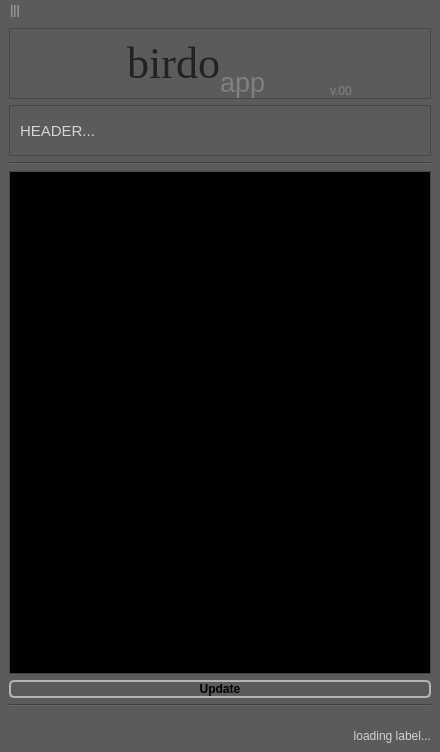
The window that gui/main.ui (otmbneto/BirdoApp) describes before a commit, drawn with Qt 5.
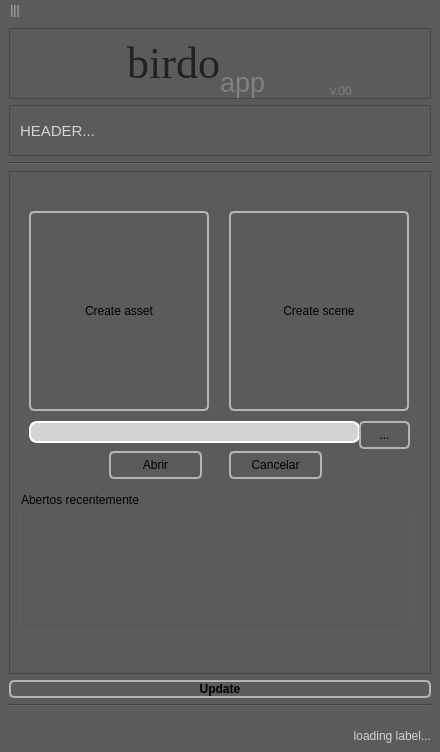
The same window after the commit.

Commit message: Added the standalone logic and panel

Diff of the .ui file:
```diff
--- a/gui/main.ui
+++ b/gui/main.ui
@@ -644,7 +644,7 @@
           <string notr="true"/>
          </property>
          <property name="currentIndex">
-          <number>4</number>
+          <number>5</number>
          </property>
          <widget class="QWidget" name="projects_page">
           <widget class="QWidget" name="gridLayoutWidget">
@@ -1250,6 +1250,118 @@
            </layout>
           </widget>
          </widget>
+         <widget class="QWidget" name="standalonePage">
+          <widget class="QWidget" name="widget_2" native="true">
+           <property name="geometry">
+            <rect>
+             <x>9</x>
+             <y>19</y>
+             <width>401</width>
+             <height>451</height>
+            </rect>
+           </property>
+           <widget class="QGroupBox" name="recentGrp">
+            <property name="geometry">
+             <rect>
+              <x>0</x>
+              <y>300</y>
+              <width>391</width>
+              <height>141</height>
+             </rect>
+            </property>
+            <property name="title">
+             <string>Abertos recentemente</string>
+            </property>
+           </widget>
+           <widget class="QPushButton" name="createAssetBtn">
+            <property name="geometry">
+             <rect>
+              <x>10</x>
+              <y>20</y>
+              <width>180</width>
+              <height>200</height>
+             </rect>
+            </property>
+            <property name="minimumSize">
+             <size>
+              <width>180</width>
+              <height>200</height>
+             </size>
+            </property>
+            <property name="text">
+             <string>Create asset</string>
+            </property>
+           </widget>
+           <widget class="QPushButton" name="createSceneBtn">
+            <property name="geometry">
+             <rect>
+              <x>210</x>
+              <y>20</y>
+              <width>180</width>
+              <height>200</height>
+             </rect>
+            </property>
+            <property name="minimumSize">
+             <size>
+              <width>180</width>
+              <height>200</height>
+             </size>
+            </property>
+            <property name="text">
+             <string>Create scene</string>
+            </property>
+           </widget>
+           <widget class="QLineEdit" name="standaloneFolderPath">
+            <property name="geometry">
+             <rect>
+              <x>10</x>
+              <y>230</y>
+              <width>331</width>
+              <height>22</height>
+             </rect>
+            </property>
+           </widget>
+           <widget class="QPushButton" name="standaloneExplorerBtn">
+            <property name="geometry">
+             <rect>
+              <x>340</x>
+              <y>230</y>
+              <width>51</width>
+              <height>28</height>
+             </rect>
+            </property>
+            <property name="text">
+             <string>...</string>
+            </property>
+           </widget>
+           <widget class="QPushButton" name="standaloneOpenBtn">
+            <property name="geometry">
+             <rect>
+              <x>90</x>
+              <y>260</y>
+              <width>93</width>
+              <height>28</height>
+             </rect>
+            </property>
+            <property name="text">
+             <string>Abrir</string>
+            </property>
+           </widget>
+           <widget class="QPushButton" name="standaloneCancelBtn">
+            <property name="geometry">
+             <rect>
+              <x>210</x>
+              <y>260</y>
+              <width>93</width>
+              <height>28</height>
+             </rect>
+            </property>
+            <property name="text">
+             <string>Cancelar</string>
+            </property>
+           </widget>
+          </widget>
+         </widget>
         </widget>
        </item>
       </layout>
```
Left out of the diff: 108 changed lines with no effect on the pictures. The commit also changes 1 other file.
